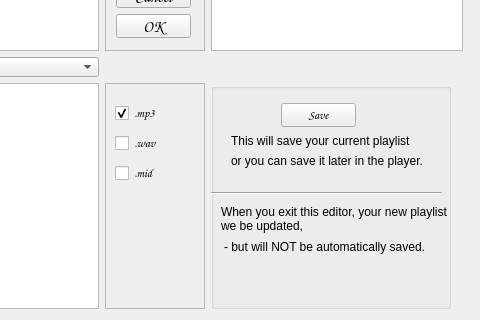
Before: the Qt Designer form src/forms/editform.ui in Spidersbox/RandomPlayer, drawn with Qt 5; both pictures show x 168 to 648 and y 187 to 507 of the 648 by 507 pixel window.
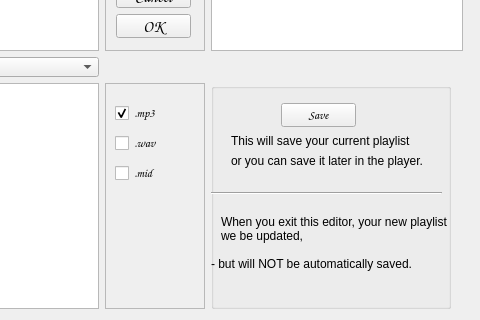
After: the same form once the commit is applied.

Commit message: text adjustments

Diff of the .ui file:
```diff
--- a/src/forms/editform.ui
+++ b/src/forms/editform.ui
@@ -349,7 +349,7 @@
         <x>10</x>
         <y>120</y>
         <width>231</width>
-        <height>31</height>
+        <height>51</height>
        </rect>
       </property>
       <property name="text">
@@ -362,8 +362,8 @@
      <widget class="QLabel" name="label_6">
       <property name="geometry">
        <rect>
-        <x>13</x>
-        <y>153</y>
+        <x>0</x>
+        <y>170</y>
         <width>231</width>
         <height>21</height>
        </rect>
```
The commit also changes 1 other file.
